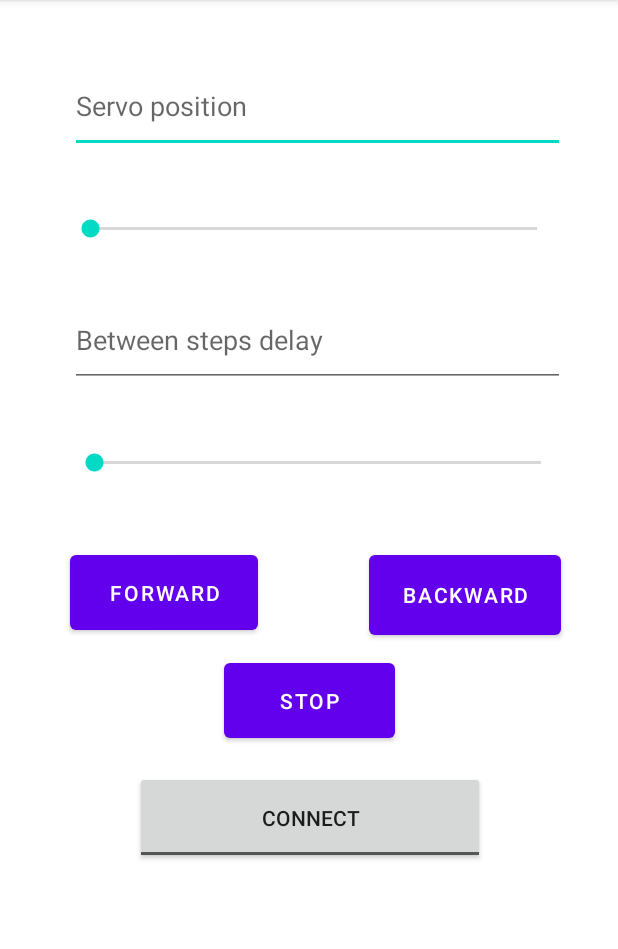
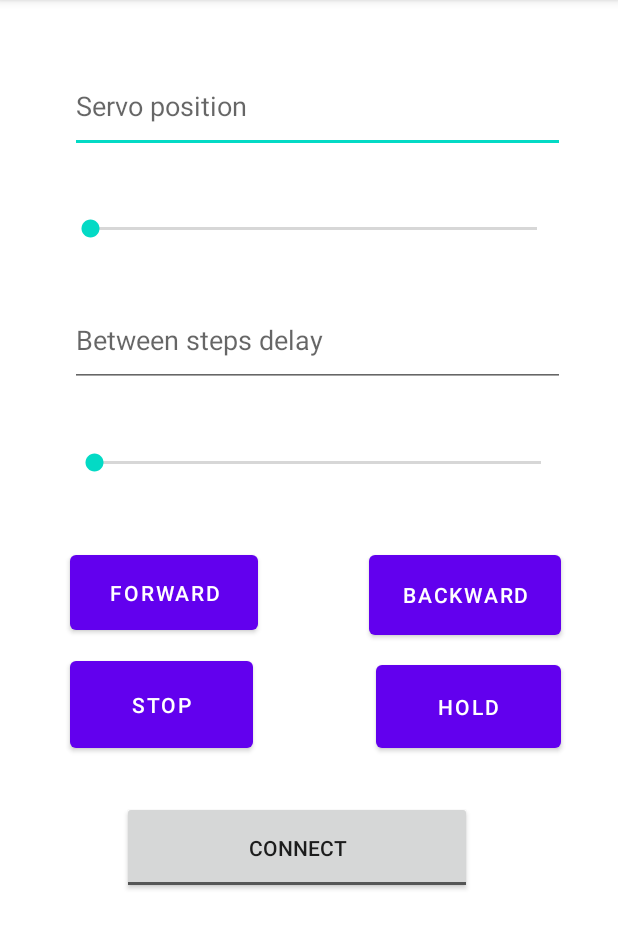
Before and after one commit to zayats1/Eq-Mount-Controller-App, an Android app: the screen it shows after launch (MainActivity), on a phone screen of 412 x 824 dp, the part 84-1033 px from its top. Run offline under Robolectric (Android 15) with nearby library versions, the phone set to English and light mode, and no system bars; libraries missing offline, so code that uses them is left out: com.ederdoski.simpleble; 1 statement that could not run was skipped.

```diff
--- a/app/src/main/java/com/example/eqmountcontroller/MainActivity.java
+++ b/app/src/main/java/com/example/eqmountcontroller/MainActivity.java
@@ -3,32 +3,22 @@ package com.example.eqmountcontroller;
 import android.bluetooth.BluetoothAdapter;
 import android.bluetooth.BluetoothDevice;
 import android.bluetooth.BluetoothGatt;
-import android.bluetooth.BluetoothGattCallback;
 import android.bluetooth.BluetoothGattCharacteristic;
-import android.bluetooth.BluetoothManager;
 import android.bluetooth.BluetoothProfile;
-import android.mtp.MtpDevice;
 import android.os.Bundle;
-import android.os.Handler;
 import android.util.Log;
 import android.view.View;
 import android.widget.Button;
 import android.widget.EditText;
-import android.widget.ListView;
 import android.widget.SeekBar;
-import android.widget.TextView;
 import android.widget.Toast;
 import android.widget.ToggleButton;
 
 import androidx.appcompat.app.AppCompatActivity;
 
 import com.ederdoski.simpleble.interfaces.BleCallback;
-import com.ederdoski.simpleble.models.BluetoothLE;
 import com.ederdoski.simpleble.utils.BluetoothLEHelper;
 
-import java.io.ByteArrayInputStream;
-import java.text.BreakIterator;
-import java.util.ArrayList;
 import java.util.Arrays;
 
 //FIXME NullPointerException with BluetoothGatt (need to debug with real phone)
@@ -47,8 +37,8 @@ public class MainActivity extends AppCompatActivity {
     private SeekBar BetweenStepDelaySetter;
 
     private final String Servo = "D";
-    private final int ServoMinRotationAngle = 0;
-    private final int ServoMaxRotationAngle = 270;
+    private final int ServoMinRotationAngle = 10;
+    private final int ServoMaxRotationAngle = 240;
 
     private final int MaxBetweenStepDelay = 999; // F or B 999
     private final int MinBetweenStepDelay = 10;
@@ -59,6 +49,7 @@ public class MainActivity extends AppCompatActivity {
     private String stepper_motor_rotation_dir = "S";  // Motor doesn't rotate  by default   dir can be (- > "F", "B"< - , "S")
     private int stepper_motor_delay = MinBetweenStepDelay;
 
+    private final int DataSendingTimes = 240;
 
     private BleCallback myBleCallbacks() {
 
@@ -117,6 +108,7 @@ public class MainActivity extends AppCompatActivity {
         Button stepperForwardMoving = (Button) findViewById(R.id.forward);
         Button stepperBackwardMoving = (Button) findViewById(R.id.backward);
         Button stepperStopMoving = (Button) findViewById(R.id.stop);
+        Button stepperHoldMoving = (Button) findViewById(R.id.hold);
 
         ConnectionState = (ToggleButton) findViewById(R.id.toggleConnectionButton);
 
@@ -178,7 +170,13 @@ public class MainActivity extends AppCompatActivity {
                 stepper_motor_control();
             }
         });
-
+        stepperHoldMoving.setOnClickListener(new View.OnClickListener() {
+            @Override
+            public void onClick(View v) {
+                stepper_motor_rotation_dir = "H";
+                stepper_motor_control();
+            }
+        });
     }
 
     private final SeekBar.OnSeekBarChangeListener ServoPosChangeListener = new SeekBar.OnSeekBarChangeListener() {
@@ -235,7 +233,9 @@ public class MainActivity extends AppCompatActivity {
                 } else if (value < 10) {
                     done = "00" + done;
                 }
-                ble.write(myDeviceServiceUUID, myDeviceServiceCharacteristicUUID, ctrl + done + "\r\n");
+                for (int num = 1; num <= DataSendingTimes; num++) {
+                    ble.write(myDeviceServiceUUID, myDeviceServiceCharacteristicUUID, ctrl + done);
+                }
             }
         } catch (NullPointerException e) {
             e.printStackTrace();
--- a/app/src/main/res/layout/activity_main.xml
+++ b/app/src/main/res/layout/activity_main.xml
@@ -6,6 +6,21 @@
     android:layout_width="match_parent"
     android:layout_height="match_parent"
     tools:context=".MainActivity">
+
+    <Button
+        android:id="@+id/stop"
+        android:layout_width="122dp"
+        android:layout_height="70dp"
+        android:layout_marginTop="92dp"
+        android:text="@string/stop"
+        android:visibility="visible"
+        app:layout_constraintBottom_toBottomOf="@+id/hold"
+        app:layout_constraintEnd_toEndOf="@+id/forward"
+        app:layout_constraintHorizontal_bias="0.0"
+        app:layout_constraintVertical_bias="1.0"
+        seekarc:layout_constraintStart_toStartOf="@+id/forward"
+        seekarc:layout_constraintTop_toBottomOf="@+id/between_steps_delay_setter"
+        tools:visibility="visible" />
 
     <SeekBar
         android:id="@+id/between_steps_delay_setter"
@@ -20,16 +35,16 @@
         tools:visibility="visible" />
 
     <Button
-        android:id="@+id/stop"
-        android:layout_width="114dp"
-        android:layout_height="62dp"
-        android:layout_marginTop="92dp"
-        android:text="@string/stop"
+        android:id="@+id/hold"
+        android:layout_width="123dp"
+        android:layout_height="67dp"
+        android:layout_marginTop="8dp"
+        android:text="@string/hold"
         android:visibility="visible"
         app:layout_constraintEnd_toEndOf="@+id/backward"
-        app:layout_constraintHorizontal_bias="0.482"
-        app:layout_constraintStart_toStartOf="@+id/forward"
-        app:layout_constraintTop_toBottomOf="@+id/between_steps_delay_setter"
+        app:layout_constraintHorizontal_bias="1.0"
+        app:layout_constraintStart_toStartOf="@+id/backward"
+        app:layout_constraintTop_toBottomOf="@+id/backward"
         tools:visibility="visible" />
 
     <Button
@@ -39,31 +54,27 @@
         android:layout_marginTop="20dp"
         android:text="@string/backward"
         android:visibility="visible"
-        app:layout_constraintBottom_toTopOf="@+id/stop"
         app:layout_constraintEnd_toEndOf="@+id/between_steps_delay_setter"
         app:layout_constraintHorizontal_bias="0.961"
         app:layout_constraintStart_toEndOf="@+id/forward"
         app:layout_constraintTop_toBottomOf="@+id/between_steps_delay_setter"
-        app:layout_constraintVertical_bias="0.0"
         tools:visibility="visible" />
 
     <ToggleButton
         android:id="@+id/toggleConnectionButton"
         android:layout_width="233dp"
         android:layout_height="62dp"
-        android:layout_marginTop="20dp"
-        android:layout_marginBottom="226dp"
         android:checked="false"
         android:text="@string/togglebutton"
         android:textOff="@string/connect"
         android:textOn="@string/disconnect"
         android:visibility="visible"
         app:layout_constraintBottom_toBottomOf="parent"
-        app:layout_constraintEnd_toEndOf="parent"
-        app:layout_constraintHorizontal_bias="0.503"
-        app:layout_constraintStart_toStartOf="parent"
-        app:layout_constraintTop_toBottomOf="@+id/stop"
-        app:layout_constraintVertical_bias="0.112"
+        app:layout_constraintEnd_toEndOf="@+id/hold"
+        app:layout_constraintHorizontal_bias="0.368"
+        app:layout_constraintStart_toStartOf="@+id/stop"
+        app:layout_constraintTop_toBottomOf="@+id/hold"
+        app:layout_constraintVertical_bias="0.145"
         tools:visibility="visible" />
 
     <Button
@@ -73,10 +84,8 @@
         android:layout_marginTop="20dp"
         android:text="@string/forward"
         android:visibility="visible"
-        app:layout_constraintBottom_toTopOf="@+id/stop"
         app:layout_constraintStart_toStartOf="@+id/between_steps_delay_setter"
         app:layout_constraintTop_toBottomOf="@+id/between_steps_delay_setter"
-        app:layout_constraintVertical_bias="0.0"
         tools:visibility="visible" />
 
     <SeekBar
--- a/app/src/main/res/values/strings.xml
+++ b/app/src/main/res/values/strings.xml
@@ -8,4 +8,5 @@
     <string name="disconnect">disconnect</string>
     <string name="togglebutton">ToggleButton</string>
     <string name="stop">Stop</string>
+    <string name="hold">Hold</string>
 </resources>
```
